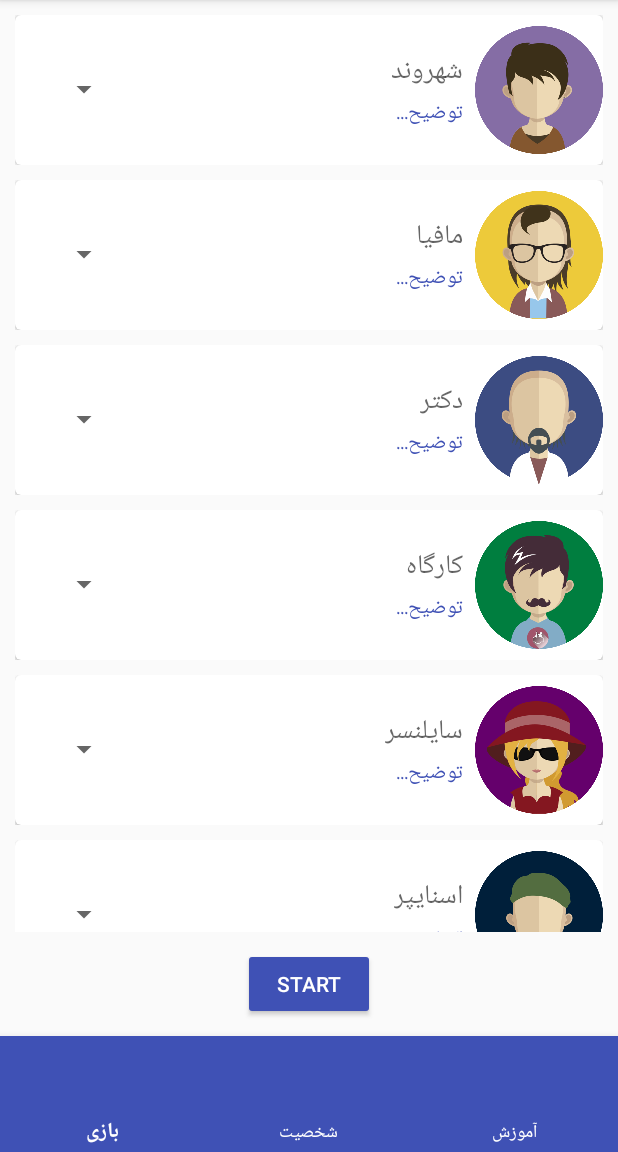
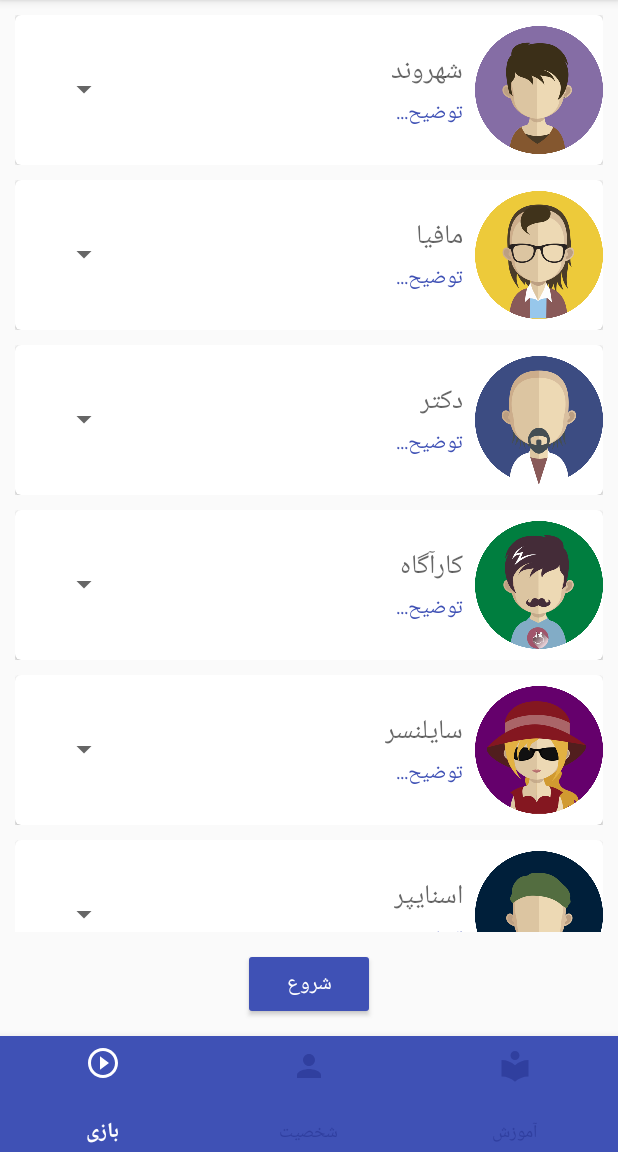
Before and after one commit to ehsan-hn/Mafia, an Android app: the screen it shows after launch (MainActivity), on a phone screen of 412 x 824 dp, the part 84-1236 px from its top. Run offline under Robolectric (Android 15) with nearby library versions, the phone set to English and light mode, and no system bars.

Commit message:
add icon for bottom navigation

```diff
--- a/app/src/main/java/ehsan_hn/github/com/mafia/GameFragment.java
+++ b/app/src/main/java/ehsan_hn/github/com/mafia/GameFragment.java
@@ -16,8 +16,9 @@ import java.util.List;
 
 public class GameFragment extends Fragment {
 
+    public static String CHARACTER_PARAM = "characters";
     String[] shakhsiatList={"شهروند","مافیا","دکتر",
-            "کارگاه","سایلنسر","اسنایپر",
+            "کارآگاه", "سایلنسر", "اسنایپر",
             "فراماسون","گادفادر","تروریست",
             "کشیش","جاسوس",
             "ساقی","کلانتر","افسونگر",
@@ -39,7 +40,6 @@ public class GameFragment extends Fragment {
             R.drawable.rointan,
             R.drawable.dozd
     };
-    public static String CHARACTER_PARAM ="characters";
     public GameFragment() {
         // Required empty public constructor
     }
--- /dev/null
+++ b/app/src/main/res/drawable/ic_local_library_black_24dp.xml
@@ -0,0 +1,9 @@
+<vector xmlns:android="http://schemas.android.com/apk/res/android"
+    android:width="24dp"
+    android:height="24dp"
+    android:viewportHeight="24.0"
+    android:viewportWidth="24.0">
+    <path
+        android:fillColor="#FF000000"
+        android:pathData="M12,11.55C9.64,9.35 6.48,8 3,8v11c3.48,0 6.64,1.35 9,3.55 2.36,-2.19 5.52,-3.55 9,-3.55V8c-3.48,0 -6.64,1.35 -9,3.55zM12,8c1.66,0 3,-1.34 3,-3s-1.34,-3 -3,-3 -3,1.34 -3,3 1.34,3 3,3z" />
+</vector>
--- /dev/null
+++ b/app/src/main/res/drawable/ic_person_black_24dp.xml
@@ -0,0 +1,9 @@
+<vector xmlns:android="http://schemas.android.com/apk/res/android"
+    android:width="24dp"
+    android:height="24dp"
+    android:viewportHeight="24.0"
+    android:viewportWidth="24.0">
+    <path
+        android:fillColor="#FF000000"
+        android:pathData="M12,12c2.21,0 4,-1.79 4,-4s-1.79,-4 -4,-4 -4,1.79 -4,4 1.79,4 4,4zM12,14c-2.67,0 -8,1.34 -8,4v2h16v-2c0,-2.66 -5.33,-4 -8,-4z" />
+</vector>
--- /dev/null
+++ b/app/src/main/res/drawable/ic_play_circle_outline_black_24dp.xml
@@ -0,0 +1,9 @@
+<vector xmlns:android="http://schemas.android.com/apk/res/android"
+    android:width="24dp"
+    android:height="24dp"
+    android:viewportHeight="24.0"
+    android:viewportWidth="24.0">
+    <path
+        android:fillColor="#FF000000"
+        android:pathData="M10,16.5l6,-4.5 -6,-4.5v9zM12,2C6.48,2 2,6.48 2,12s4.48,10 10,10 10,-4.48 10,-10S17.52,2 12,2zM12,20c-4.41,0 -8,-3.59 -8,-8s3.59,-8 8,-8 8,3.59 8,8 -3.59,8 -8,8z" />
+</vector>
--- a/app/src/main/res/layout/activity_main.xml
+++ b/app/src/main/res/layout/activity_main.xml
@@ -1,8 +1,8 @@
 <?xml version="1.0" encoding="utf-8"?>
 <LinearLayout xmlns:android="http://schemas.android.com/apk/res/android"
+    xmlns:app="http://schemas.android.com/apk/res-auto"
     android:layout_width="match_parent"
     android:layout_height="match_parent"
-    xmlns:app="http://schemas.android.com/apk/res-auto"
     android:orientation="vertical">
 
 
@@ -10,14 +10,13 @@
     <FrameLayout
         android:id="@+id/listFragment"
         android:layout_width="match_parent"
-        android:layout_weight="9"
-        android:layout_height="0dp"/>
+        android:layout_height="0dp"
+        android:layout_weight="9" />
     <android.support.design.widget.BottomNavigationView
         android:id="@+id/bottom_navigation"
         android:layout_width="match_parent"
+        android:layout_height="0dp"
         android:layout_weight="1"
-        android:layout_height="0dp"
-        android:layout_alignParentBottom="true"
         app:itemBackground="@color/colorPrimary"
         app:itemIconTint="@drawable/nav_item_color_state"
         app:itemTextColor="@drawable/nav_item_color_state"
--- a/app/src/main/res/layout/custom_tab.xml
+++ /dev/null
@@ -1,28 +0,0 @@
-<?xml version="1.0" encoding="utf-8"?>
-<LinearLayout xmlns:android="http://schemas.android.com/apk/res/android"
-    xmlns:tools="http://schemas.android.com/tools"
-    android:layout_width="wrap_content"
-    android:layout_height="wrap_content"
-    android:background="?attr/selectableItemBackground"
-    android:gravity="center"
-    android:orientation="vertical"
-    android:paddingBottom="10dp"
-    android:paddingTop="8dp">
-
-    <ImageView
-        android:id="@+id/icon"
-        android:layout_width="24dp"
-        android:layout_height="24dp"
-        android:scaleType="centerInside" />
-
-    <TextView
-        android:id="@+id/title"
-        android:layout_width="wrap_content"
-        android:layout_height="wrap_content"
-        android:ellipsize="end"
-        android:maxLines="1"
-        android:textAllCaps="false"
-        android:textColor="#ffffff"
-        android:textSize="12sp"
-        tools:text="Recents" />
-</LinearLayout>
--- a/app/src/main/res/layout/fragment_game.xml
+++ b/app/src/main/res/layout/fragment_game.xml
@@ -1,28 +1,28 @@
 <LinearLayout xmlns:android="http://schemas.android.com/apk/res/android"
     xmlns:tools="http://schemas.android.com/tools"
     android:layout_width="match_parent"
+    android:layout_height="match_parent"
     android:orientation="vertical"
-    android:layout_height="match_parent"
     tools:context=".GameFragment">
 
     <!-- TODO: Update blank fragment layout -->
     <android.support.v7.widget.RecyclerView
         android:id="@+id/rv"
         android:layout_width="match_parent"
-        android:divider="@null"
+        android:layout_height="0dp"
         android:layout_weight="9"
-        android:layout_height="0dp" >
+        android:divider="@null">
     </android.support.v7.widget.RecyclerView>
     <LinearLayout
         android:layout_width="match_parent"
+        android:layout_height="0dp"
         android:layout_weight="1"
-        android:gravity="center"
-        android:layout_height="0dp">
+        android:gravity="center">
         <Button
+            android:id="@+id/start_btn"
             style="@style/Widget.AppCompat.Button.Colored"
-            android:id="@+id/start_btn"
             android:layout_width="wrap_content"
             android:layout_height="wrap_content"
-            android:text="start"/>
+            android:text="شروع" />
     </LinearLayout>
 </LinearLayout>
--- a/app/src/main/res/menu/bottom_navigation_main.xml
+++ b/app/src/main/res/menu/bottom_navigation_main.xml
@@ -1,12 +1,22 @@
 <?xml version="1.0" encoding="utf-8"?>
-<menu xmlns:android="http://schemas.android.com/apk/res/android">
+<menu xmlns:android="http://schemas.android.com/apk/res/android"
+    xmlns:app="http://schemas.android.com/apk/res-auto">
     <item
         android:id="@+id/game_item"
-        android:title="بازی" />
+        android:enabled="true"
+        android:icon="@drawable/ic_play_circle_outline_black_24dp"
+        android:title="بازی"
+        app:showAsAction="ifRoom" />
     <item
         android:id="@+id/character_item"
-        android:title="شخصیت" />
+        android:enabled="false"
+        android:icon="@drawable/ic_person_black_24dp"
+        android:title="شخصیت"
+        app:showAsAction="ifRoom" />
     <item
         android:id="@+id/learn_item"
-        android:title="آموزش" />
+        android:enabled="false"
+        android:icon="@drawable/ic_local_library_black_24dp"
+        android:title="آموزش"
+        app:showAsAction="ifRoom" />
 </menu>
```
